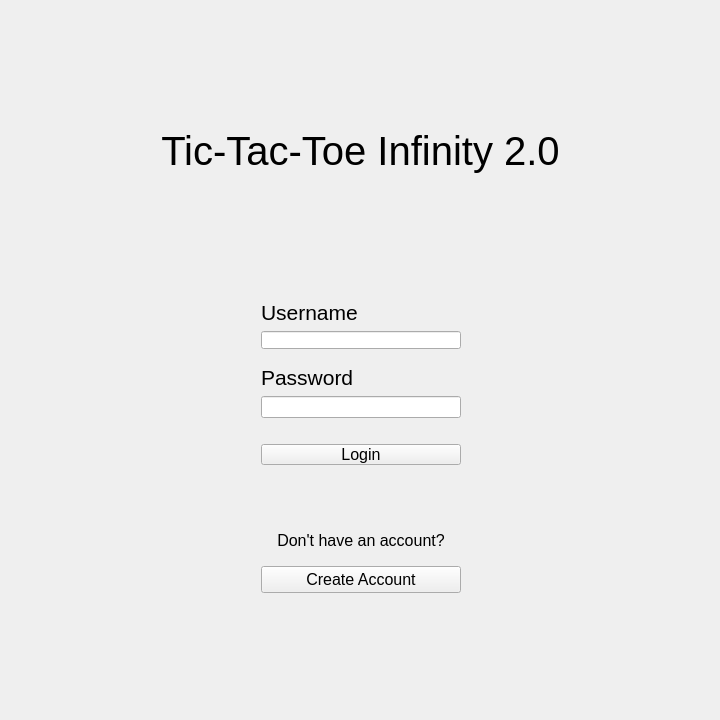
Above: Client/LoginWidget.ui from ThorCda/COMP72070---TicTacToe---Group-7 before the change. Below: the same form after it.
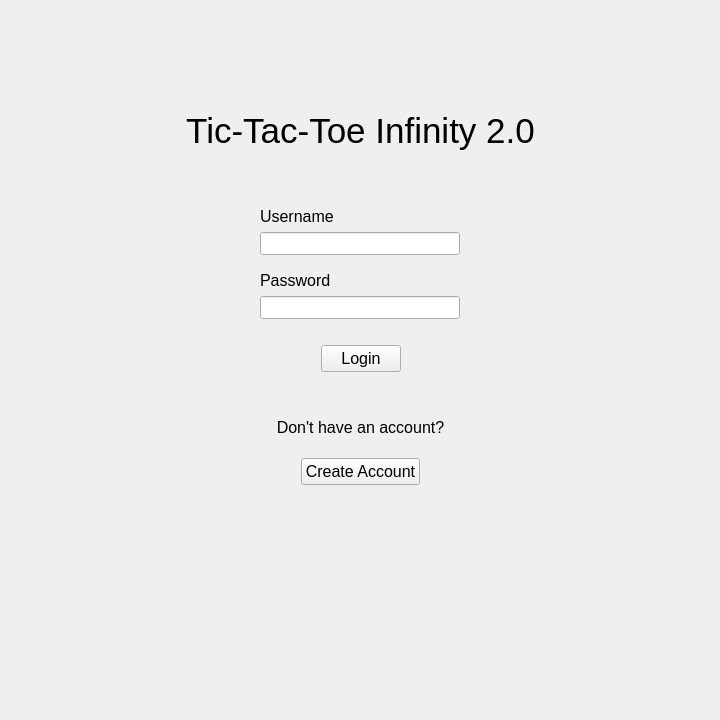
That is the form after the change.

Commit message: Added visual consistency between create account widget and login widget. Also fixed focusing issues when changing widgets that caused buttons to improperly remain highlighted when changing widget views

```diff
--- a/Client/LoginWidget.ui
+++ b/Client/LoginWidget.ui
@@ -32,7 +32,7 @@
    <string notr="true"/>
   </property>
   <layout class="QGridLayout" name="gridLayout">
-   <item row="13" column="1">
+   <item row="10" column="1">
     <spacer name="verticalSpacer">
      <property name="orientation">
       <enum>Qt::Vertical</enum>
@@ -45,21 +45,8 @@
      </property>
     </spacer>
    </item>
-   <item row="2" column="0">
-    <spacer name="horizontalSpacer">
-     <property name="orientation">
-      <enum>Qt::Horizontal</enum>
-     </property>
-     <property name="sizeHint" stdset="0">
-      <size>
-       <width>40</width>
-       <height>20</height>
-      </size>
-     </property>
-    </spacer>
-   </item>
    <item row="2" column="2">
-    <spacer name="horizontalSpacer_2">
+    <spacer name="horizontalSpacer_10">
      <property name="orientation">
       <enum>Qt::Horizontal</enum>
      </property>
@@ -71,7 +58,7 @@
      </property>
     </spacer>
    </item>
-   <item row="1" column="1">
+   <item row="0" column="1">
     <widget class="QLabel" name="titleLabel">
      <property name="sizePolicy">
       <sizepolicy hsizetype="Preferred" vsizetype="Fixed">
@@ -87,11 +74,11 @@
      </property>
      <property name="font">
       <font>
-       <pointsize>30</pointsize>
+       <pointsize>26</pointsize>
       </font>
      </property>
      <property name="styleSheet">
-      <string notr="true">margin-bottom:100px;</string>
+      <string notr="true">margin-bottom:50px; margin-top:100px;</string>
      </property>
      <property name="text">
       <string>Tic-Tac-Toe Infinity 2.0</string>
@@ -101,24 +88,37 @@
      </property>
     </widget>
    </item>
-   <item row="5" column="1">
+   <item row="2" column="1">
     <layout class="QHBoxLayout" name="horizontalLayout">
-     <item>
-      <spacer name="horizontalSpacer_3">
-       <property name="orientation">
-        <enum>Qt::Horizontal</enum>
-       </property>
-       <property name="sizeHint" stdset="0">
-        <size>
-         <width>40</width>
-         <height>20</height>
-        </size>
-       </property>
-      </spacer>
-     </item>
      <item>
       <layout class="QVBoxLayout" name="verticalLayout">
        <item>
+        <layout class="QGridLayout" name="gridLayout_2">
+         <item row="1" column="0">
+          <widget class="QLineEdit" name="usernameField">
+           <property name="sizePolicy">
+            <sizepolicy hsizetype="Fixed" vsizetype="Preferred">
+             <horstretch>0</horstretch>
+             <verstretch>0</verstretch>
+            </sizepolicy>
+           </property>
+           <property name="minimumSize">
+            <size>
+             <width>200</width>
+             <height>0</height>
+            </size>
+           </property>
+           <property name="font">
+            <font>
+             <pointsize>12</pointsize>
+            </font>
+           </property>
+           <property name="styleSheet">
+            <string notr="true">margin-bottom:10px;</string>
+           </property>
+          </widget>
+         </item>
+         <item row="0" column="0">
         <widget class="QLabel" name="usernameLabel">
          <property name="sizePolicy">
           <sizepolicy hsizetype="Preferred" vsizetype="Preferred">
@@ -128,7 +128,7 @@
          </property>
          <property name="font">
           <font>
-           <pointsize>16</pointsize>
+             <pointsize>12</pointsize>
           </font>
          </property>
          <property name="autoFillBackground">
@@ -148,10 +148,14 @@
          </property>
         </widget>
        </item>
+        </layout>
+       </item>
        <item>
-        <widget class="QLineEdit" name="usernameField">
+        <layout class="QGridLayout" name="gridLayout_3">
+         <item row="1" column="0">
+          <widget class="QLineEdit" name="passwordField">
          <property name="sizePolicy">
-          <sizepolicy hsizetype="Fixed" vsizetype="Fixed">
+            <sizepolicy hsizetype="Fixed" vsizetype="Preferred">
            <horstretch>0</horstretch>
            <verstretch>0</verstretch>
           </sizepolicy>
@@ -162,12 +166,17 @@
            <height>0</height>
           </size>
          </property>
+           <property name="font">
+            <font>
+             <pointsize>12</pointsize>
+            </font>
+           </property>
          <property name="styleSheet">
-          <string notr="true">margin-bottom:10px;</string>
+            <string notr="true">margin-bottom:20px;</string>
          </property>
         </widget>
        </item>
-       <item>
+         <item row="0" column="0">
         <widget class="QLabel" name="passwordLabel">
          <property name="sizePolicy">
           <sizepolicy hsizetype="Preferred" vsizetype="Preferred">
@@ -177,7 +186,7 @@
          </property>
          <property name="font">
           <font>
-           <pointsize>16</pointsize>
+             <pointsize>12</pointsize>
           </font>
          </property>
          <property name="autoFillBackground">
@@ -191,18 +200,38 @@
          </property>
         </widget>
        </item>
+        </layout>
+       </item>
        <item>
-        <widget class="QLineEdit" name="passwordField"/>
+        <layout class="QHBoxLayout" name="horizontalLayout_2">
+         <item>
+          <spacer name="horizontalSpacer_5">
+           <property name="orientation">
+            <enum>Qt::Horizontal</enum>
+           </property>
+           <property name="sizeHint" stdset="0">
+            <size>
+             <width>40</width>
+             <height>20</height>
+            </size>
+           </property>
+          </spacer>
        </item>
        <item>
         <widget class="QPushButton" name="loginButton">
+           <property name="sizePolicy">
+            <sizepolicy hsizetype="Minimum" vsizetype="Preferred">
+             <horstretch>0</horstretch>
+             <verstretch>0</verstretch>
+            </sizepolicy>
+           </property>
          <property name="font">
           <font>
            <pointsize>12</pointsize>
           </font>
          </property>
          <property name="styleSheet">
-          <string notr="true">margin-top:20px; margin-bottom:20px;</string>
+            <string notr="true"/>
          </property>
          <property name="text">
           <string>Login</string>
@@ -210,6 +239,21 @@
         </widget>
        </item>
        <item>
+          <spacer name="horizontalSpacer_6">
+           <property name="orientation">
+            <enum>Qt::Horizontal</enum>
+           </property>
+           <property name="sizeHint" stdset="0">
+            <size>
+             <width>40</width>
+             <height>20</height>
+            </size>
+           </property>
+          </spacer>
+         </item>
+        </layout>
+       </item>
+       <item>
         <spacer name="verticalSpacer_4">
          <property name="orientation">
           <enum>Qt::Vertical</enum>
@@ -230,7 +274,7 @@
           </font>
          </property>
          <property name="styleSheet">
-          <string notr="true">margin-bottom:10px;</string>
+          <string notr="true">margin-bottom:15px;</string>
          </property>
          <property name="text">
           <string>Don't have an account?</string>
@@ -241,6 +285,21 @@
         </widget>
        </item>
        <item>
+        <layout class="QHBoxLayout" name="horizontalLayout_3">
+         <item>
+          <spacer name="horizontalSpacer_7">
+           <property name="orientation">
+            <enum>Qt::Horizontal</enum>
+           </property>
+           <property name="sizeHint" stdset="0">
+            <size>
+             <width>40</width>
+             <height>20</height>
+            </size>
+           </property>
+          </spacer>
+         </item>
+         <item>
         <widget class="QPushButton" name="createAccountButton">
          <property name="font">
           <font>
@@ -252,10 +311,8 @@
          </property>
         </widget>
        </item>
-      </layout>
-     </item>
      <item>
-      <spacer name="horizontalSpacer_4">
+          <spacer name="horizontalSpacer_8">
        <property name="orientation">
         <enum>Qt::Horizontal</enum>
        </property>
@@ -269,15 +326,19 @@
      </item>
     </layout>
    </item>
-   <item row="0" column="1">
-    <spacer name="verticalSpacer_2">
+      </layout>
+     </item>
+    </layout>
+   </item>
+   <item row="2" column="0">
+    <spacer name="horizontalSpacer_9">
      <property name="orientation">
-      <enum>Qt::Vertical</enum>
+      <enum>Qt::Horizontal</enum>
      </property>
      <property name="sizeHint" stdset="0">
       <size>
-       <width>20</width>
-       <height>40</height>
+       <width>40</width>
+       <height>20</height>
       </size>
      </property>
     </spacer>
```
Lines whose indentation alone changed are shown as unchanged. The commit also changes 9 other files.
